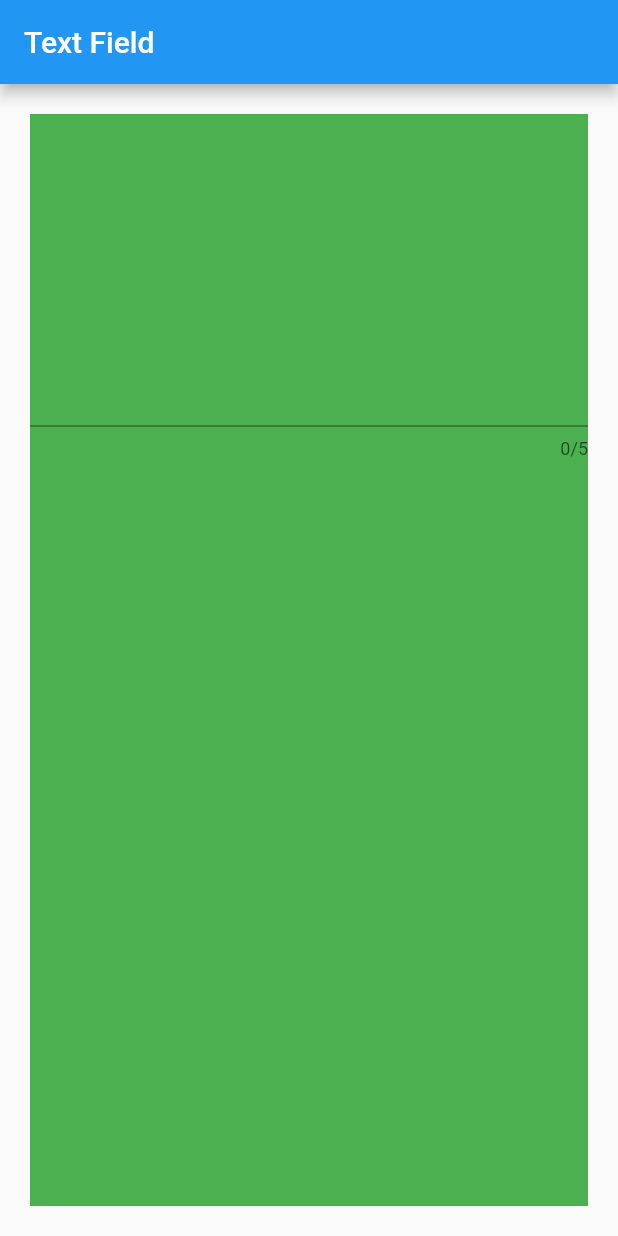
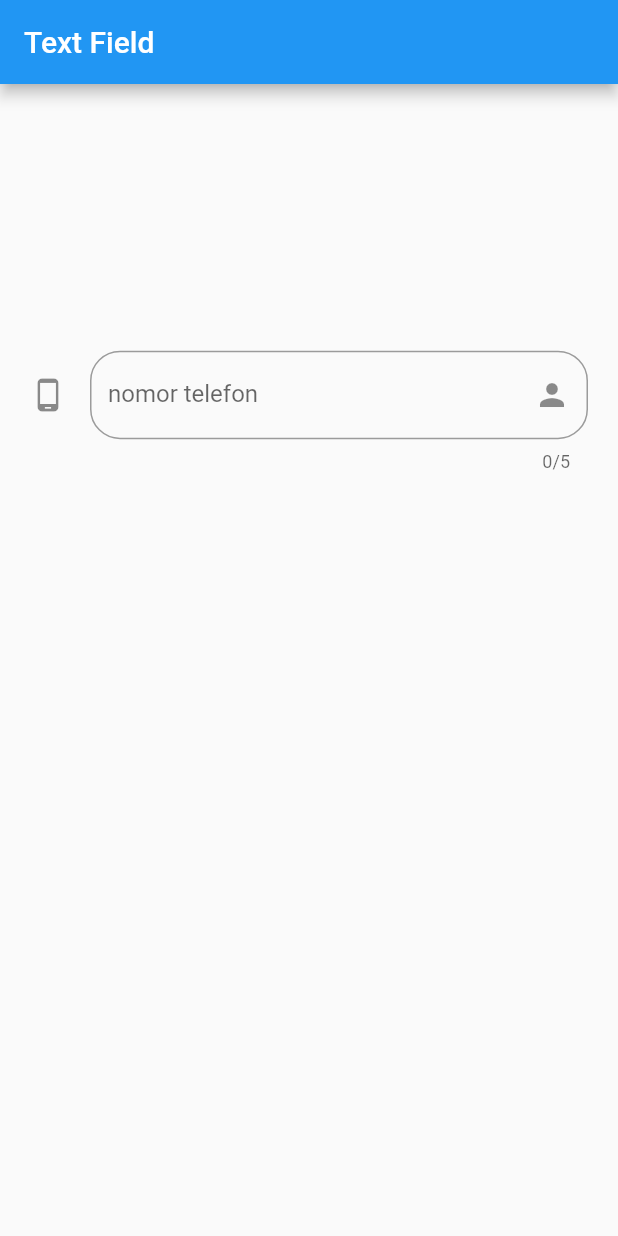
Before and after one commit to emirsaid2/flutter-texfield-widget, a Flutter app: the screen it shows after launch, on a phone screen of 412 x 824 dp. Run offline on Flutter 3.47's test engine with Material 2 defaults, Android fonts, the phone set to English and light mode, and no system bars.

Commit message:
field decor

```diff
--- a/lib/main.dart
+++ b/lib/main.dart
@@ -18,13 +18,21 @@ class _MyAppState extends State<MyApp> {
           title: Text("Text Field"),
         ),
         body: Container(
-          color: Colors.green,
           margin: EdgeInsets.all(20),
           child: Column(
             mainAxisAlignment: MainAxisAlignment.spaceAround,
             children: <Widget>[
               TextField(
-                maxLength: 5,
+                  decoration: InputDecoration(
+                    icon: Icon(Icons.phone_android),
+                    suffixIcon: Icon(Icons.person),
+                    prefixStyle: TextStyle(color: Colors.lightBlue),
+                    labelText: "nomor telefon",
+                    hintText: "081234567890....",
+                    border: OutlineInputBorder(
+                        borderRadius: BorderRadius.circular(20)),
+                  ),
+                  maxLength: 5,
                   onChanged: (value) {
                     setState(() {});
                   },
```
